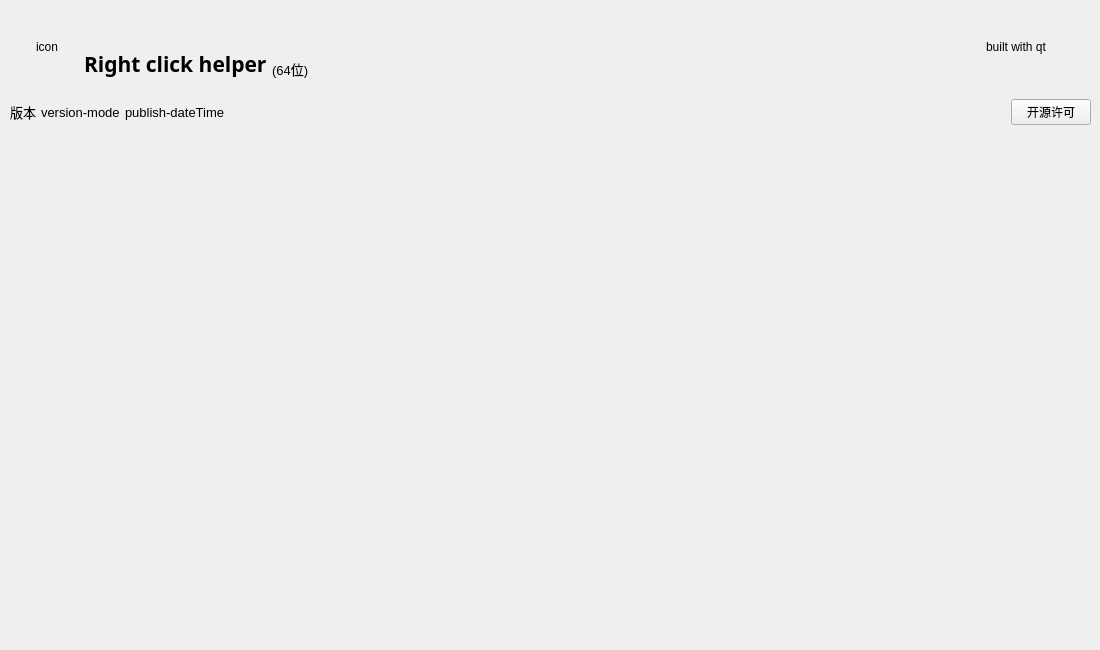
Old version of the form src/rightClickHelper/view/about/index.ui in the repository NWYLZW/right-click-helper.
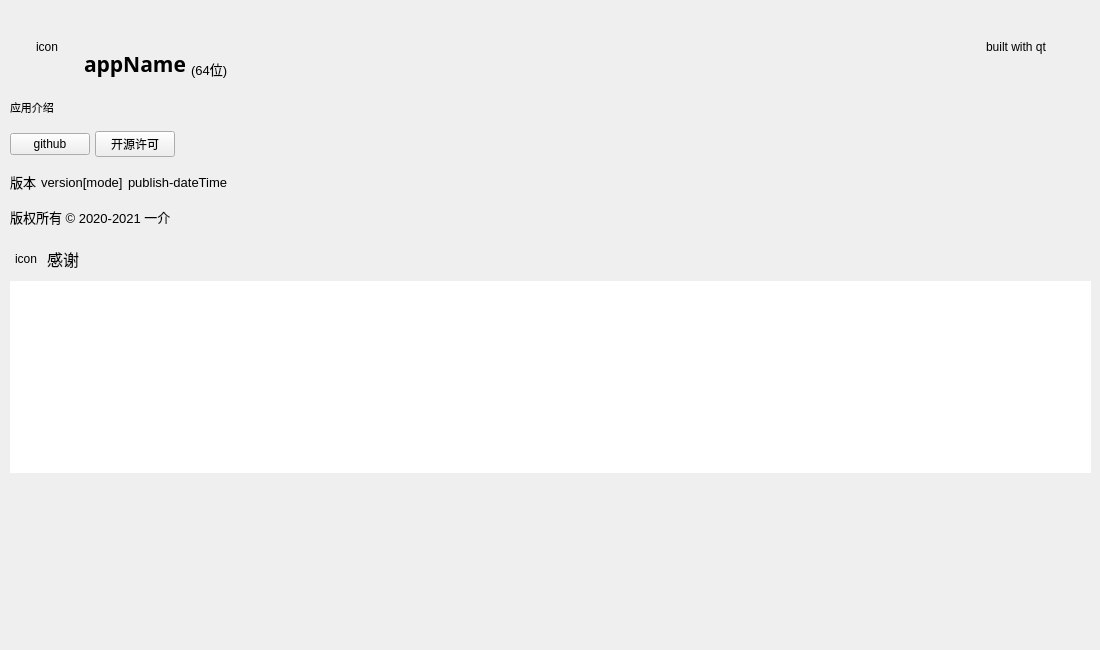
New version of the form. Custom widgets are drawn as their Qt base class.

Diff of the .ui file:
```diff
--- a/src/rightClickHelper/view/about/index.ui
+++ b/src/rightClickHelper/view/about/index.ui
@@ -25,6 +25,11 @@
   <property name="windowTitle">
    <string>Form</string>
   </property>
+  <property name="styleSheet">
+   <string notr="true">#thankList {
+  border: none;
+}</string>
+  </property>
   <widget class="QWidget" name="verticalLayoutWidget">
    <property name="geometry">
     <rect>
@@ -94,7 +99,7 @@
          </font>
         </property>
         <property name="text">
-         <string>Right click helper</string>
+         <string>appName</string>
         </property>
         <property name="alignment">
          <set>Qt::AlignBottom|Qt::AlignLeading|Qt::AlignLeft</set>
@@ -145,6 +150,84 @@
       </item>
      </layout>
     </item>
+    <item>
+     <layout class="QHBoxLayout" name="horizontalLayout_4">
+      <property name="spacing">
+       <number>5</number>
+      </property>
+      <property name="leftMargin">
+       <number>5</number>
+      </property>
+      <property name="topMargin">
+       <number>5</number>
+      </property>
+      <property name="rightMargin">
+       <number>5</number>
+      </property>
+      <property name="bottomMargin">
+       <number>5</number>
+      </property>
+      <item>
+       <widget class="QLabel" name="description">
+        <property name="font">
+         <font>
+          <family>Microsoft YaHei UI</family>
+          <pointsize>8</pointsize>
+         </font>
+        </property>
+        <property name="text">
+         <string>应用介绍</string>
+        </property>
+       </widget>
+      </item>
+     </layout>
+    </item>
+    <item>
+     <layout class="QHBoxLayout" name="horizontalLayout_5">
+      <property name="spacing">
+       <number>5</number>
+      </property>
+      <property name="leftMargin">
+       <number>5</number>
+      </property>
+      <property name="topMargin">
+       <number>5</number>
+      </property>
+      <property name="rightMargin">
+       <number>5</number>
+      </property>
+      <property name="bottomMargin">
+       <number>5</number>
+      </property>
+      <item>
+       <widget class="ElePyButton" name="github">
+        <property name="text">
+         <string>github</string>
+        </property>
+       </widget>
+      </item>
+      <item>
+       <widget class="ElePyButton" name="openResourceLicenseBtn">
+        <property name="text">
+         <string>开源许可</string>
+        </property>
+       </widget>
+      </item>
+      <item>
+       <spacer name="horizontalSpacer_4">
+        <property name="orientation">
+         <enum>Qt::Horizontal</enum>
+        </property>
+        <property name="sizeHint" stdset="0">
+         <size>
+          <width>40</width>
+          <height>20</height>
+         </size>
+        </property>
+       </spacer>
+      </item>
+     </layout>
+    </item>
     <item>
      <layout class="QHBoxLayout" name="horizontalLayout_2">
       <property name="spacing">
@@ -176,7 +259,7 @@
        </widget>
       </item>
       <item>
-       <widget class="QLabel" name="label_2">
+       <widget class="QLabel" name="version">
         <property name="font">
          <font>
           <family>Microsoft YaHei UI</family>
@@ -184,12 +267,12 @@
          </font>
         </property>
         <property name="text">
-         <string>version-mode</string>
+         <string>version[mode]</string>
         </property>
        </widget>
       </item>
       <item>
-       <widget class="QLabel" name="label_3">
+       <widget class="QLabel" name="publishDatetime">
         <property name="font">
          <font>
           <family>Microsoft YaHei UI</family>
@@ -214,12 +297,124 @@
         </property>
        </spacer>
       </item>
+     </layout>
+    </item>
+    <item>
+     <layout class="QHBoxLayout" name="horizontalLayout_3">
+      <property name="spacing">
+       <number>5</number>
+      </property>
+      <property name="leftMargin">
+       <number>5</number>
+      </property>
+      <property name="topMargin">
+       <number>5</number>
+      </property>
+      <property name="rightMargin">
+       <number>5</number>
+      </property>
+      <property name="bottomMargin">
+       <number>5</number>
+      </property>
       <item>
-       <widget class="ElePyButton" name="openLogFileBtn">
+       <widget class="QLabel" name="label_2">
+        <property name="font">
+         <font>
+          <family>Microsoft YaHei UI</family>
+          <pointsize>10</pointsize>
+         </font>
+        </property>
         <property name="text">
-         <string>开源许可</string>
+         <string>版权所有 © 2020-2021 一介</string>
         </property>
        </widget>
+      </item>
+      <item>
+       <spacer name="horizontalSpacer_3">
+        <property name="orientation">
+         <enum>Qt::Horizontal</enum>
+        </property>
+        <property name="sizeHint" stdset="0">
+         <size>
+          <width>40</width>
+          <height>20</height>
+         </size>
+        </property>
+       </spacer>
+      </item>
+     </layout>
+    </item>
+    <item>
+     <layout class="QVBoxLayout" name="verticalLayout_2">
+      <property name="spacing">
+       <number>5</number>
+      </property>
+      <property name="leftMargin">
+       <number>5</number>
+      </property>
+      <property name="topMargin">
+       <number>5</number>
+      </property>
+      <property name="rightMargin">
+       <number>5</number>
+      </property>
+      <property name="bottomMargin">
+       <number>5</number>
+      </property>
+      <item>
+       <layout class="QHBoxLayout" name="horizontalLayout_6">
+        <property name="spacing">
+         <number>10</number>
+        </property>
+        <property name="leftMargin">
+         <number>5</number>
+        </property>
+        <property name="topMargin">
+         <number>5</number>
+        </property>
+        <property name="rightMargin">
+         <number>5</number>
+        </property>
+        <property name="bottomMargin">
+         <number>5</number>
+        </property>
+        <item>
+         <widget class="ElePyIcon" name="thankIcon">
+          <property name="text">
+           <string>icon</string>
+          </property>
+         </widget>
+        </item>
+        <item>
+         <widget class="QLabel" name="label_3">
+          <property name="font">
+           <font>
+            <family>Microsoft YaHei UI</family>
+            <pointsize>12</pointsize>
+           </font>
+          </property>
+          <property name="text">
+           <string>感谢</string>
+          </property>
+         </widget>
+        </item>
+        <item>
+         <spacer name="horizontalSpacer_5">
+          <property name="orientation">
+           <enum>Qt::Horizontal</enum>
+          </property>
+          <property name="sizeHint" stdset="0">
+           <size>
+            <width>40</width>
+            <height>20</height>
+           </size>
+          </property>
+         </spacer>
+        </item>
+       </layout>
+      </item>
+      <item>
+       <widget class="QTextBrowser" name="thankList"/>
       </item>
      </layout>
     </item>
@@ -245,6 +440,11 @@
    <extends>QPushButton</extends>
    <header>src/rightClickHelper/component/form/elePyButton.h</header>
   </customwidget>
+  <customwidget>
+   <class>ElePyIcon</class>
+   <extends>QLabel</extends>
+   <header>src/rightClickHelper/component/label/elePyIcon.h</header>
+  </customwidget>
  </customwidgets>
  <resources/>
  <connections/>
```
